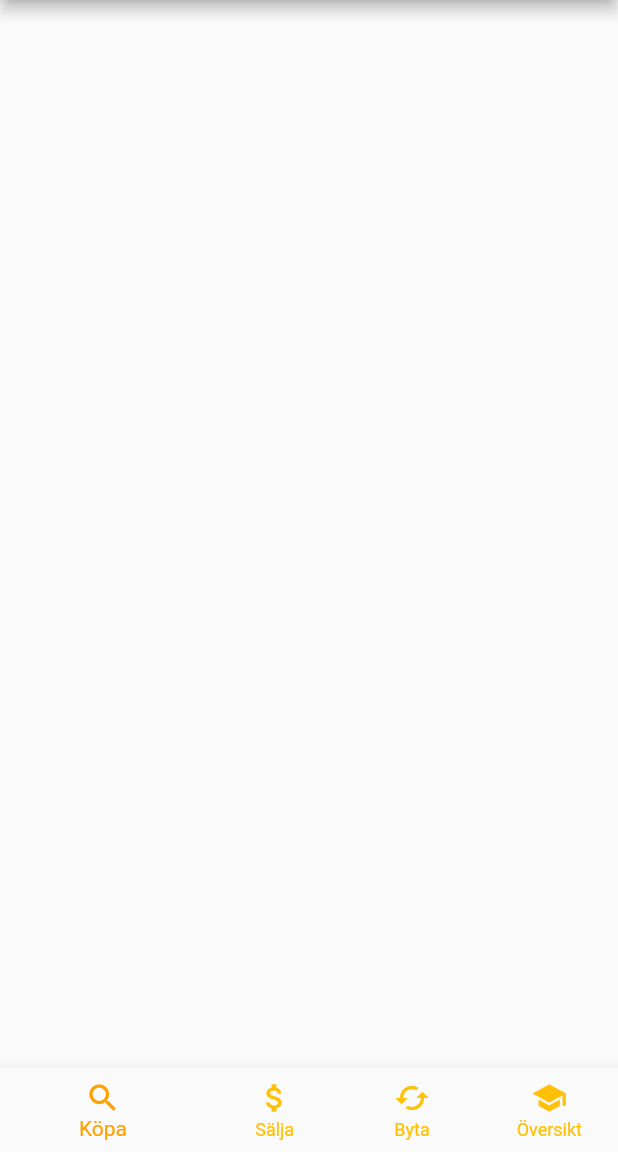
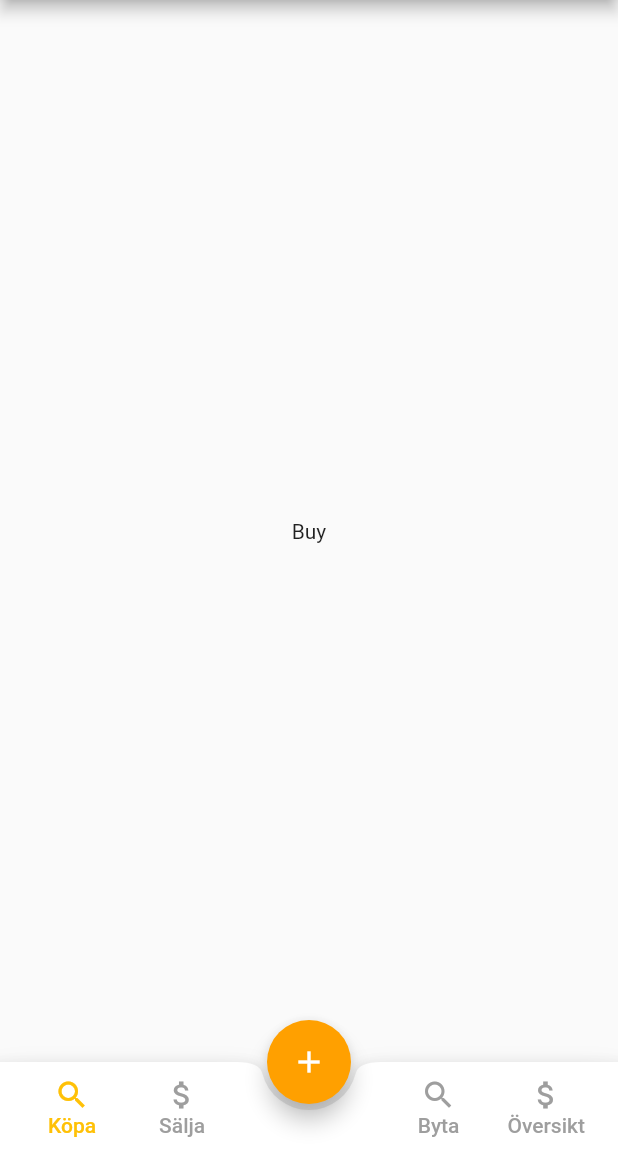
Before and after one commit to blomqvistandreas/BookIt, a Flutter app: the screen it shows after launch, on a phone screen of 412 x 824 dp, the part 84-1236 px from its top. Run offline on Flutter 3.47's test engine with Material 2 defaults, Android fonts, the phone set to English and light mode, and no system bars.

```diff
--- a/lib/main.dart
+++ b/lib/main.dart
@@ -1,4 +1,5 @@
 import 'package:bookit_app/bottom_navbar.dart';
+import 'package:bookit_app/screens/home.dart';
 import 'package:flutter/material.dart';
 
 void main() => runApp(MyApp());
@@ -10,12 +11,13 @@ class MyApp extends StatelessWidget {
       title: 'BookIt',
       theme: ThemeData(primarySwatch: Colors.blue),
       home: Scaffold(
-          appBar: AppBar(
-            title: Text('Book it'),
-            //iconTheme: Icon(Icons.school),
-            backgroundColor: Colors.amber[700],
-          ),
-          bottomNavigationBar: BottomNavbar()),
+        appBar: AppBar(
+          title: Text('Book it'),
+          //iconTheme: Icon(Icons.school),
+          backgroundColor: Colors.amber[700],
+        ),
+        body: Routes(),
+      ),
     );
   }
 }
--- /dev/null
+++ b/lib/screens/buy.dart
@@ -0,0 +1,17 @@
+import 'package:flutter/material.dart';
+
+class BuyScreen extends StatefulWidget {
+  @override
+  _BuyScreenState createState() => _BuyScreenState();
+}
+
+class _BuyScreenState extends State<BuyScreen> {
+  @override
+  Widget build(BuildContext context) {
+    return Scaffold(
+      body: Center(
+        child: Text('Buy'),
+      ),
+    );
+  }
+}
--- /dev/null
+++ b/lib/screens/home.dart
@@ -0,0 +1,172 @@
+import 'package:bookit_app/screens/buy.dart';
+import 'package:bookit_app/screens/overview.dart';
+import 'package:bookit_app/screens/sell.dart';
+import 'package:bookit_app/screens/trade.dart';
+import 'package:flutter/material.dart';
+
+class Routes extends StatefulWidget {
+  @override
+  _RoutesState createState() => _RoutesState();
+}
+
+class _RoutesState extends State<Routes> {
+  int currentTab = 0;
+
+  final List<Widget> screens = [
+    BuyScreen(),
+    SellScreen(),
+    TradeScreen(),
+    OverviewScreen(),
+  ];
+
+  Widget currentScreen = BuyScreen();
+
+  final PageStorageBucket bucket = PageStorageBucket();
+
+  @override
+  Widget build(BuildContext context) {
+    return Scaffold(
+      body: PageStorage(
+        child: currentScreen,
+        bucket: bucket,
+      ),
+      floatingActionButton: FloatingActionButton(
+        child: Icon(Icons.add),
+        backgroundColor: Colors.amber[700],
+        onPressed: () {
+          print('Open create book page');
+        },
+      ),
+      floatingActionButtonLocation: FloatingActionButtonLocation.centerDocked,
+      bottomNavigationBar: BottomAppBar(
+        shape: CircularNotchedRectangle(),
+        child: Container(
+          height: 60,
+          child: Row(
+            mainAxisAlignment: MainAxisAlignment.spaceBetween,
+            children: [
+              Padding(
+                padding: EdgeInsets.only(left: 16),
+                child: Row(
+                  children: [
+                    //TODO: Extract these to one component...
+                    MaterialButton(
+                      minWidth: 40,
+                      onPressed: () {
+                        setState(() {
+                          currentScreen = BuyScreen();
+                          currentTab = 0;
+                        });
+                      },
+                      child: Column(
+                        mainAxisAlignment: MainAxisAlignment.center,
+                        children: [
+                          Icon(
+                            Icons.search,
+                            color: currentTab == 0 ? Colors.amber : Colors.grey,
+                          ),
+                          Text(
+                            'Köpa',
+                            style: TextStyle(
+                                color: currentTab == 0
+                                    ? Colors.amber
+                                    : Colors.grey),
+                          )
+                        ],
+                      ),
+                    ),
+                    SizedBox(width: 10),
+                    MaterialButton(
+                      minWidth: 40,
+                      onPressed: () {
+                        setState(() {
+                          currentScreen = SellScreen();
+                          currentTab = 1;
+                        });
+                      },
+                      child: Column(
+                        mainAxisAlignment: MainAxisAlignment.center,
+                        children: [
+                          Icon(
+                            Icons.attach_money,
+                            color: currentTab == 1 ? Colors.amber : Colors.grey,
+                          ),
+                          Text(
+                            'Sälja',
+                            style: TextStyle(
+                                color: currentTab == 1
+                                    ? Colors.amber
+                                    : Colors.grey),
+                          )
+                        ],
+                      ),
+                    )
+                  ],
+                ),
+              ),
+              Padding(
+                padding: EdgeInsets.only(right: 6),
+                child: Row(
+                  children: [
+                    //TODO: Extract these to one component...
+                    MaterialButton(
+                      minWidth: 40,
+                      onPressed: () {
+                        setState(() {
+                          currentScreen = TradeScreen();
+                          currentTab = 2;
+                        });
+                      },
+                      child: Column(
+                        mainAxisAlignment: MainAxisAlignment.center,
+                        children: [
+                          Icon(
+                            Icons.search,
+                            color: currentTab == 2 ? Colors.amber : Colors.grey,
+                          ),
+                          Text(
+                            'Byta',
+                            style: TextStyle(
+                                color: currentTab == 2
+                                    ? Colors.amber
+                                    : Colors.grey),
+                          )
+                        ],
+                      ),
+                    ),
+
+                    MaterialButton(
+                      minWidth: 40,
+                      onPressed: () {
+                        setState(() {
+                          currentScreen = OverviewScreen();
+                          currentTab = 3;
+                        });
+                      },
+                      child: Column(
+                        mainAxisAlignment: MainAxisAlignment.center,
+                        children: [
+                          Icon(
+                            Icons.attach_money,
+                            color: currentTab == 3 ? Colors.amber : Colors.grey,
+                          ),
+                          Text(
+                            'Översikt',
+                            style: TextStyle(
+                                color: currentTab == 3
+                                    ? Colors.amber
+                                    : Colors.grey),
+                          )
+                        ],
+                      ),
+                    )
+                  ],
+                ),
+              )
+            ],
+          ),
+        ),
+      ),
+    );
+  }
+}
--- /dev/null
+++ b/lib/screens/overview.dart
@@ -0,0 +1,17 @@
+import 'package:flutter/material.dart';
+
+class OverviewScreen extends StatefulWidget {
+  @override
+  _OverviewScreenState createState() => _OverviewScreenState();
+}
+
+class _OverviewScreenState extends State<OverviewScreen> {
+  @override
+  Widget build(BuildContext context) {
+    return Scaffold(
+      body: Center(
+        child: Text('Overview'),
+      ),
+    );
+  }
+}
--- /dev/null
+++ b/lib/screens/sell.dart
@@ -0,0 +1,17 @@
+import 'package:flutter/material.dart';
+
+class SellScreen extends StatefulWidget {
+  @override
+  _SellScreenState createState() => _SellScreenState();
+}
+
+class _SellScreenState extends State<SellScreen> {
+  @override
+  Widget build(BuildContext context) {
+    return Scaffold(
+      body: Center(
+        child: Text('Sell'),
+      ),
+    );
+  }
+}
--- /dev/null
+++ b/lib/screens/trade.dart
@@ -0,0 +1,17 @@
+import 'package:flutter/material.dart';
+
+class TradeScreen extends StatefulWidget {
+  @override
+  _TradeScreenState createState() => _TradeScreenState();
+}
+
+class _TradeScreenState extends State<TradeScreen> {
+  @override
+  Widget build(BuildContext context) {
+    return Scaffold(
+      body: Center(
+        child: Text('Trade'),
+      ),
+    );
+  }
+}
```
